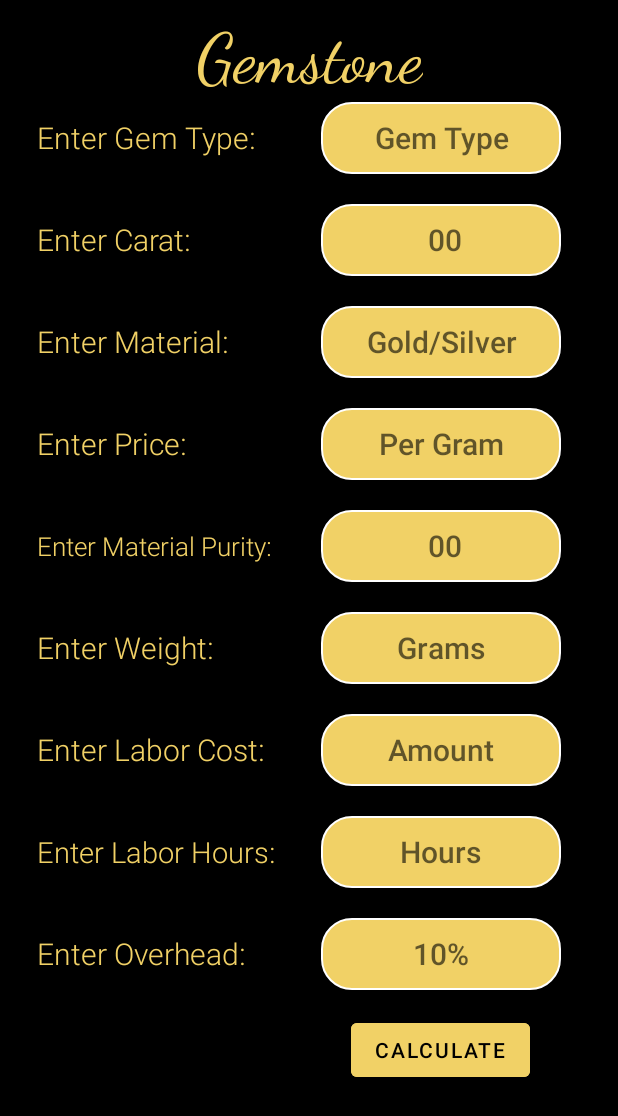
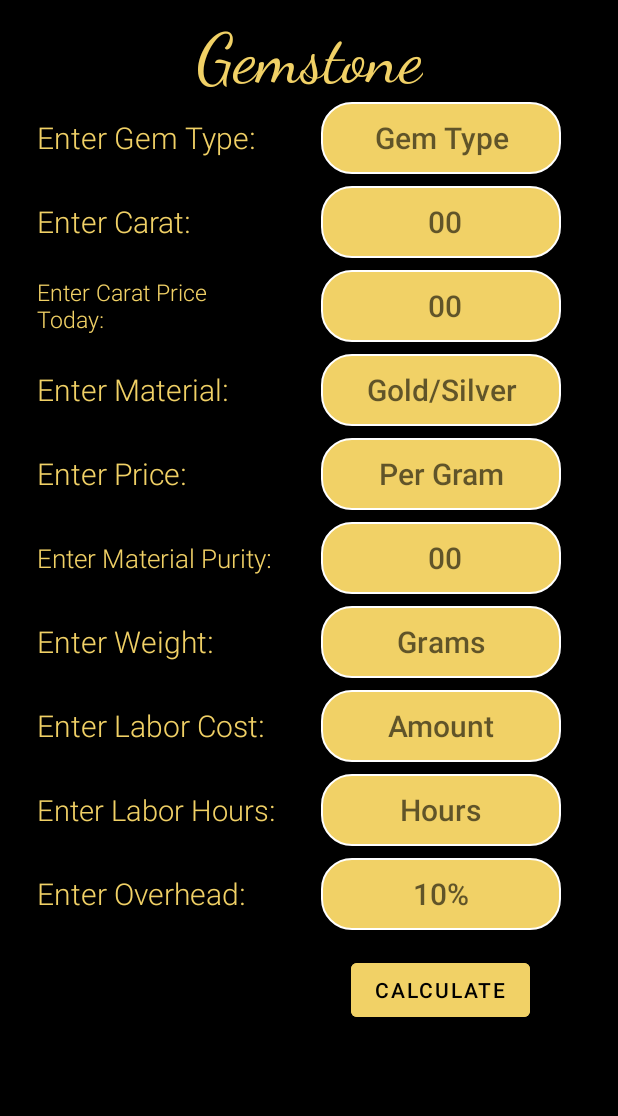
Before and after one commit to gurt9466/JewelryPricingApp, an Android app: the GemCal screen opened directly, with no data from a screen before it, on a phone screen of 412 x 824 dp. Shown: the top 1116 px of the screen. Run offline under Robolectric (Android 15) with nearby library versions, the phone set to English and light mode, and no system bars.

Commit message:
caratprice

```diff
--- a/app/src/main/res/layout/activity_gem_cal.xml
+++ b/app/src/main/res/layout/activity_gem_cal.xml
@@ -11,7 +11,7 @@
         android:id="@+id/Entermaterialg"
         android:layout_width="160dp"
         android:layout_height="48dp"
-        android:layout_marginTop="20dp"
+        android:layout_marginTop="8dp"
         android:autofillHints=""
         android:background="@drawable/rounded_edittext_background"
         android:ems="10"
@@ -24,13 +24,13 @@
         app:layout_constraintEnd_toEndOf="parent"
         app:layout_constraintHorizontal_bias="0.848"
         app:layout_constraintStart_toStartOf="parent"
-        app:layout_constraintTop_toBottomOf="@+id/caratg" />
+        app:layout_constraintTop_toBottomOf="@+id/caratpriceg" />
 
     <EditText
         android:id="@+id/Enterpriceg"
         android:layout_width="160dp"
         android:layout_height="48dp"
-        android:layout_marginTop="20dp"
+        android:layout_marginTop="8dp"
         android:autofillHints=""
         android:background="@drawable/rounded_edittext_background"
         android:ems="10"
@@ -49,7 +49,7 @@
         android:id="@+id/Enterweightg"
         android:layout_width="160dp"
         android:layout_height="48dp"
-        android:layout_marginTop="20dp"
+        android:layout_marginTop="8dp"
         android:autofillHints=""
         android:background="@drawable/rounded_edittext_background"
         android:ems="10"
@@ -68,7 +68,7 @@
         android:id="@+id/Enterhoursg"
         android:layout_width="160dp"
         android:layout_height="48dp"
-        android:layout_marginTop="20dp"
+        android:layout_marginTop="8dp"
         android:autofillHints=""
         android:background="@drawable/rounded_edittext_background"
         android:ems="10"
@@ -87,7 +87,7 @@
         android:id="@+id/Enteroverheadg"
         android:layout_width="160dp"
         android:layout_height="48dp"
-        android:layout_marginTop="20dp"
+        android:layout_marginTop="8dp"
         android:autofillHints=""
         android:background="@drawable/rounded_edittext_background"
         android:ems="10"
@@ -120,7 +120,7 @@
         android:id="@+id/textView2"
         android:layout_width="160dp"
         android:layout_height="48dp"
-        android:layout_marginTop="20dp"
+        android:layout_marginTop="8dp"
         android:background="#000000"
         android:fontFamily="sans-serif-light"
         android:gravity="center|left"
@@ -130,13 +130,13 @@
         app:layout_constraintEnd_toEndOf="parent"
         app:layout_constraintHorizontal_bias="0.099"
         app:layout_constraintStart_toStartOf="parent"
-        app:layout_constraintTop_toBottomOf="@+id/textView" />
+        app:layout_constraintTop_toBottomOf="@+id/textView12" />
 
     <TextView
         android:id="@+id/textView3"
         android:layout_width="160dp"
         android:layout_height="48dp"
-        android:layout_marginTop="20dp"
+        android:layout_marginTop="8dp"
         android:background="#000000"
         android:fontFamily="sans-serif-light"
         android:gravity="center|left"
@@ -152,7 +152,7 @@
         android:id="@+id/textView4"
         android:layout_width="160dp"
         android:layout_height="48dp"
-        android:layout_marginTop="20dp"
+        android:layout_marginTop="8dp"
         android:background="#000000"
         android:fontFamily="sans-serif-light"
         android:gravity="center|left"
@@ -168,7 +168,7 @@
         android:id="@+id/textView5"
         android:layout_width="160dp"
         android:layout_height="48dp"
-        android:layout_marginTop="20dp"
+        android:layout_marginTop="8dp"
         android:background="#000000"
         android:fontFamily="sans-serif-light"
         android:gravity="center|left"
@@ -184,7 +184,7 @@
         android:id="@+id/textView6"
         android:layout_width="160dp"
         android:layout_height="48dp"
-        android:layout_marginTop="20dp"
+        android:layout_marginTop="8dp"
         android:background="#000000"
         android:fontFamily="sans-serif-light"
         android:gravity="center|left"
@@ -214,7 +214,7 @@
         android:id="@+id/textView8"
         android:layout_width="160dp"
         android:layout_height="48dp"
-        android:layout_marginTop="20dp"
+        android:layout_marginTop="8dp"
         android:background="#000000"
         android:fontFamily="sans-serif-light"
         android:gravity="center|left"
@@ -230,7 +230,7 @@
         android:id="@+id/laborhoursg"
         android:layout_width="160dp"
         android:layout_height="48dp"
-        android:layout_marginTop="20dp"
+        android:layout_marginTop="8dp"
         android:background="@drawable/rounded_edittext_background"
         android:ems="10"
         android:fontFamily="sans-serif-medium"
@@ -248,7 +248,7 @@
         android:id="@+id/textView9"
         android:layout_width="160dp"
         android:layout_height="48dp"
-        android:layout_marginTop="20dp"
+        android:layout_marginTop="8dp"
         android:background="#000000"
         android:fontFamily="sans-serif-light"
         android:gravity="center|left"
@@ -264,7 +264,7 @@
         android:id="@+id/purityg"
         android:layout_width="160dp"
         android:layout_height="48dp"
-        android:layout_marginTop="20dp"
+        android:layout_marginTop="8dp"
         android:background="@drawable/rounded_edittext_background"
         android:ems="10"
         android:fontFamily="sans-serif-medium"
@@ -282,7 +282,7 @@
         android:id="@+id/textView"
         android:layout_width="160dp"
         android:layout_height="48dp"
-        android:layout_marginTop="20dp"
+        android:layout_marginTop="8dp"
         android:background="#000000"
         android:fontFamily="sans-serif-light"
         android:gravity="center|left"
@@ -298,7 +298,7 @@
         android:id="@+id/caratg"
         android:layout_width="160dp"
         android:layout_height="48dp"
-        android:layout_marginTop="20dp"
+        android:layout_marginTop="8dp"
         android:background="@drawable/rounded_edittext_background"
         android:ems="10"
         android:fontFamily="sans-serif-medium"
@@ -346,4 +346,38 @@
         app:layout_constraintStart_toStartOf="parent"
         app:layout_constraintTop_toTopOf="parent" />
 
+    <TextView
+        android:id="@+id/textView12"
+        android:layout_width="160dp"
+        android:layout_height="48dp"
+        android:layout_marginTop="8dp"
+        android:background="#000000"
+        android:fontFamily="sans-serif-light"
+        android:gravity="center|left"
+        android:text="Enter Carat Price Today:"
+        android:textColor="#F1D166"
+        android:textSize="15sp"
+        app:layout_constraintEnd_toEndOf="parent"
+        app:layout_constraintHorizontal_bias="0.099"
+        app:layout_constraintStart_toStartOf="parent"
+        app:layout_constraintTop_toBottomOf="@+id/textView" />
+
+    <EditText
+        android:id="@+id/caratpriceg"
+        android:layout_width="160dp"
+        android:layout_height="48dp"
+        android:layout_marginTop="8dp"
+        android:background="@drawable/rounded_edittext_background"
+        android:ems="10"
+        android:fontFamily="sans-serif-medium"
+        android:gravity="center"
+        android:hint=" 00"
+        android:inputType="textPersonName"
+        android:minHeight="48dp"
+        android:textSize="20sp"
+        app:layout_constraintEnd_toEndOf="parent"
+        app:layout_constraintHorizontal_bias="0.848"
+        app:layout_constraintStart_toStartOf="parent"
+        app:layout_constraintTop_toBottomOf="@+id/caratg" />
+
 </androidx.constraintlayout.widget.ConstraintLayout>
```
Also changed, not shown: app/src/main/res/layout/activity_diamond_cal.xml (+46 -12 lines).
